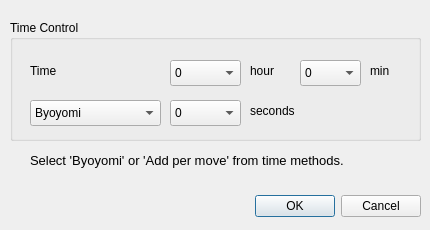
The window that forms/startdialog2.ui (shogimaru/shogimaru) describes before a commit, drawn with Qt 5.
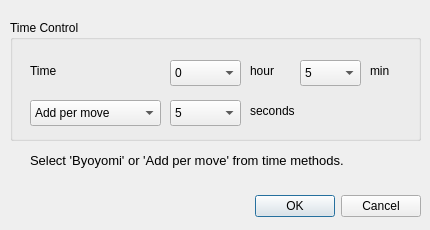
The same window after the commit.

The edit to the form file:
```diff
--- a/forms/startdialog2.ui
+++ b/forms/startdialog2.ui
@@ -63,6 +63,9 @@
       <height>26</height>
      </rect>
     </property>
+    <property name="currentIndex">
+     <number>1</number>
+    </property>
     <item>
      <property name="text">
       <string>0</string>
@@ -148,6 +151,9 @@
       <height>26</height>
      </rect>
     </property>
+    <property name="currentIndex">
+     <number>5</number>
+    </property>
     <item>
      <property name="text">
       <string notr="true">0</string>
@@ -252,6 +258,9 @@
       <height>26</height>
      </rect>
     </property>
+    <property name="currentIndex">
+     <number>1</number>
+    </property>
     <item>
      <property name="text">
       <string>Byoyomi</string>
```
